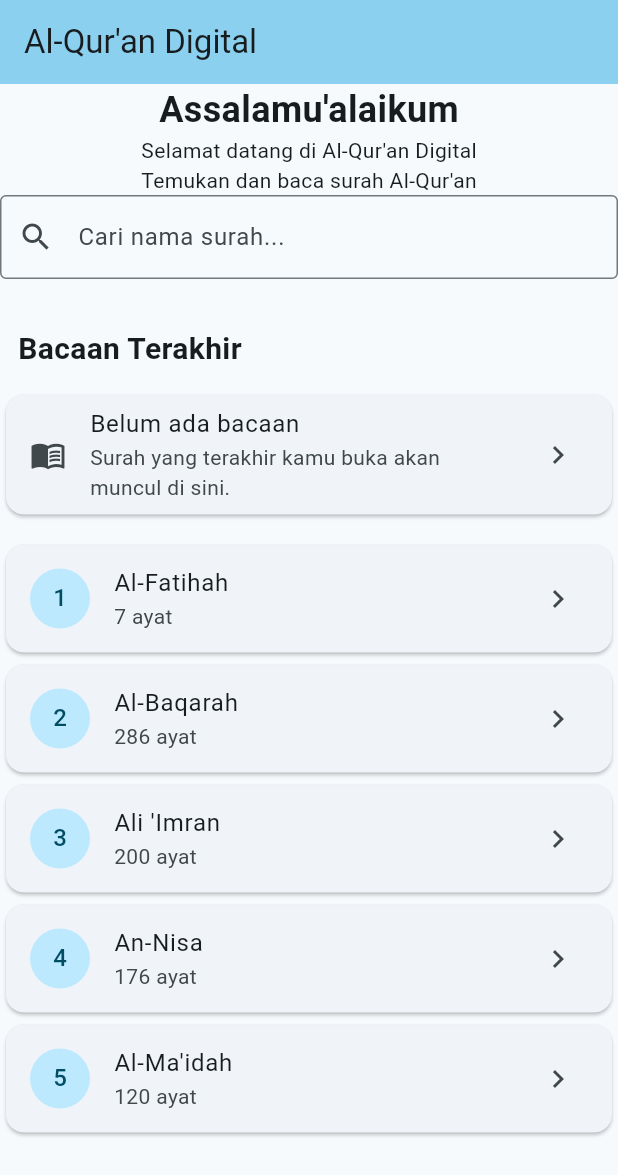
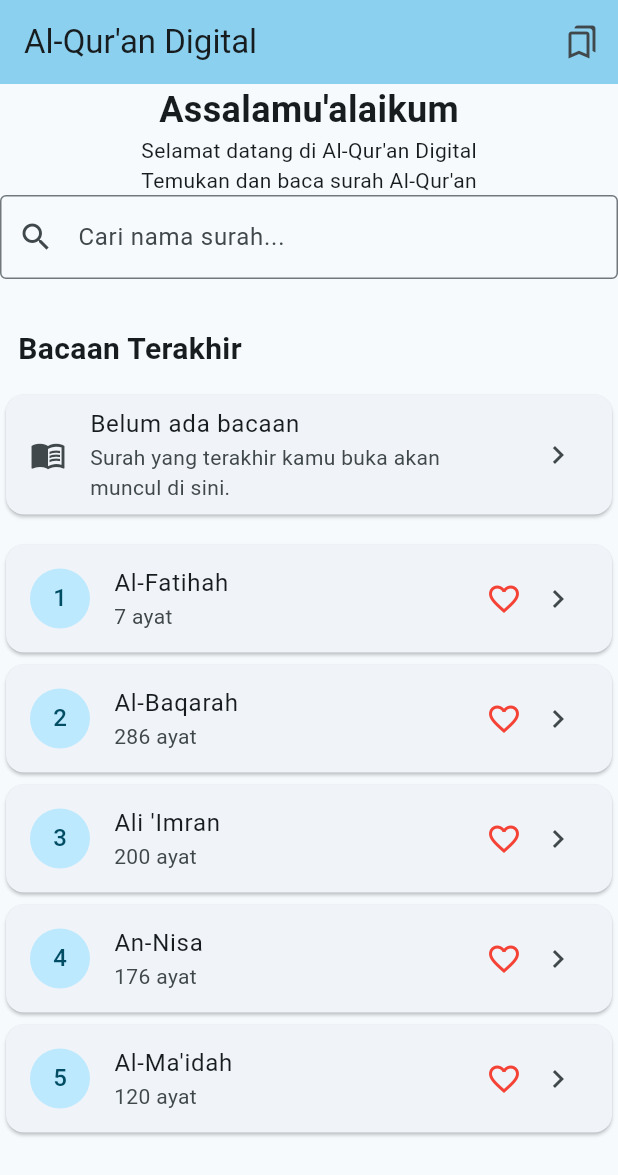
Before and after one commit to ginanjar-nom/quran-flutter-app, a Flutter app: the screen it shows after launch, after a tap on "Belum ada bacaan", on a phone screen of 412 x 824 dp. Shown: the top 1175 px of the screen. Run offline on Flutter 3.47's test engine with Material 3 defaults, Android fonts, the phone set to English and light mode, and no system bars; our stand-ins replace shared_preferences.

Commit message:
Improve verse bookmarks and navigation

```diff
--- a/lib/main.dart
+++ b/lib/main.dart
@@ -2,6 +2,7 @@ import 'package:flutter/material.dart';
 import 'package:shared_preferences/shared_preferences.dart';
 import 'halaman_bacaan.dart';
 import 'data_surah.dart';
+import 'halaman_bookmark.dart';
 
 
 void main() {
@@ -63,6 +64,40 @@ Future<void> simpanSurahTerakhir(String namaSurah) async {
   final prefs = await SharedPreferences.getInstance();
   await prefs.setString('surahTerakhir', namaSurah);
 }
+Future<List<String>> muatSurahFavorit() async {
+  final prefs = await SharedPreferences.getInstance();
+  return prefs.getStringList('surahFavorit') ?? [];
+}
+
+
+Future<void> muatFavorit() async {
+  final daftar = await muatSurahFavorit();
+
+  if (!mounted) return;
+
+  setState(() {
+    surahFavorit = daftar.toSet();
+  });
+}
+
+Future<void> ubahFavorit(String namaSurah) async {
+  setState(() {
+    if (surahFavorit.contains(namaSurah)) {
+      surahFavorit.remove(namaSurah);
+    } else {
+      surahFavorit.add(namaSurah);
+    }
+  });
+
+  await simpanSurahFavorit(surahFavorit.toList());
+}
+
+Future<void> simpanSurahFavorit(List<String> daftarFavorit) async {
+  final prefs = await SharedPreferences.getInstance();
+  await prefs.setStringList('surahFavorit', daftarFavorit);
+}
+
+
 
 Future<void> muatSurahTerakhir() async {
   final prefs = await SharedPreferences.getInstance();
@@ -76,6 +111,7 @@ Future<void> muatSurahTerakhir() async {
 }
 
   String? surahTerakhir;
+  Set<String> surahFavorit = {};
   final TextEditingController pencarianController =
     TextEditingController();
 
@@ -86,6 +122,7 @@ String kataPencarian = '';
 void initState() {
   super.initState();
   muatSurahTerakhir();
+   muatFavorit();
 }
 
   @override
@@ -95,17 +132,28 @@ void initState() {
     //
     // The Flutter framework has been optimized to make rerunning build methods
     // fast, so that you can just rebuild anything that needs updating rather
-    // than having to individually change instances of widgets.
-    return Scaffold(
-      appBar: AppBar(
-        // TRY THIS: Try changing the color here to a specific color (to
-        // Colors.amber, perhaps?) and trigger a hot reload to see the AppBar
-        // change color while the other colors stay the same.
-        backgroundColor: Theme.of(context).colorScheme.inversePrimary,
-        // Here we take the value from the MyHomePage object that was created by
-        // the App.build method, and use it to set our appbar title.
-        title: Text(widget.title),
+
+return Scaffold(
+  appBar: AppBar(
+    backgroundColor: Theme.of(context).colorScheme.inversePrimary,
+    title: Text(widget.title),
+    actions: [
+      IconButton(
+        icon: const Icon(Icons.bookmarks_outlined),
+        tooltip: 'Bookmark Saya',
+        onPressed: () {
+          Navigator.push(
+            context,
+            MaterialPageRoute(
+              builder: (context) => const HalamanBookmark(),
+            ),
+          );
+        },
       ),
+    ],
+  ),
+ // than having to individually change instances of widgets.
+
            body: SingleChildScrollView(
             child: Column(
           // Column is also a layout widget. It takes a list of children and
@@ -224,7 +272,28 @@ const SizedBox(height: 12),
       leading: CircleAvatar(child: Text("${surah['nomor']}")),
       title: Text(surah['nama']),
       subtitle: Text("${surah['jumlahAyat']} ayat"),
-      trailing: const Icon(Icons.chevron_right),
+
+trailing: Row(
+  mainAxisSize: MainAxisSize.min,
+  children: [
+
+IconButton(
+  icon: Icon(
+    surahFavorit.contains(surah['nama'])
+        ? Icons.favorite
+        : Icons.favorite_border,
+    color: Colors.red,
+  ),
+  onPressed: () {
+    ubahFavorit(surah['nama'] as String);
+  },
+  tooltip: 'Surah favorit',
+),
+
+    const Icon(Icons.chevron_right),
+  ],
+),
+
     ),
   );
 })],
```
Also changed, not shown: lib/data_surah.dart (+29 -0 lines), lib/halaman_bacaan.dart (+52 -10 lines), lib/halaman_bookmark.dart (added, +144 -0 lines).
